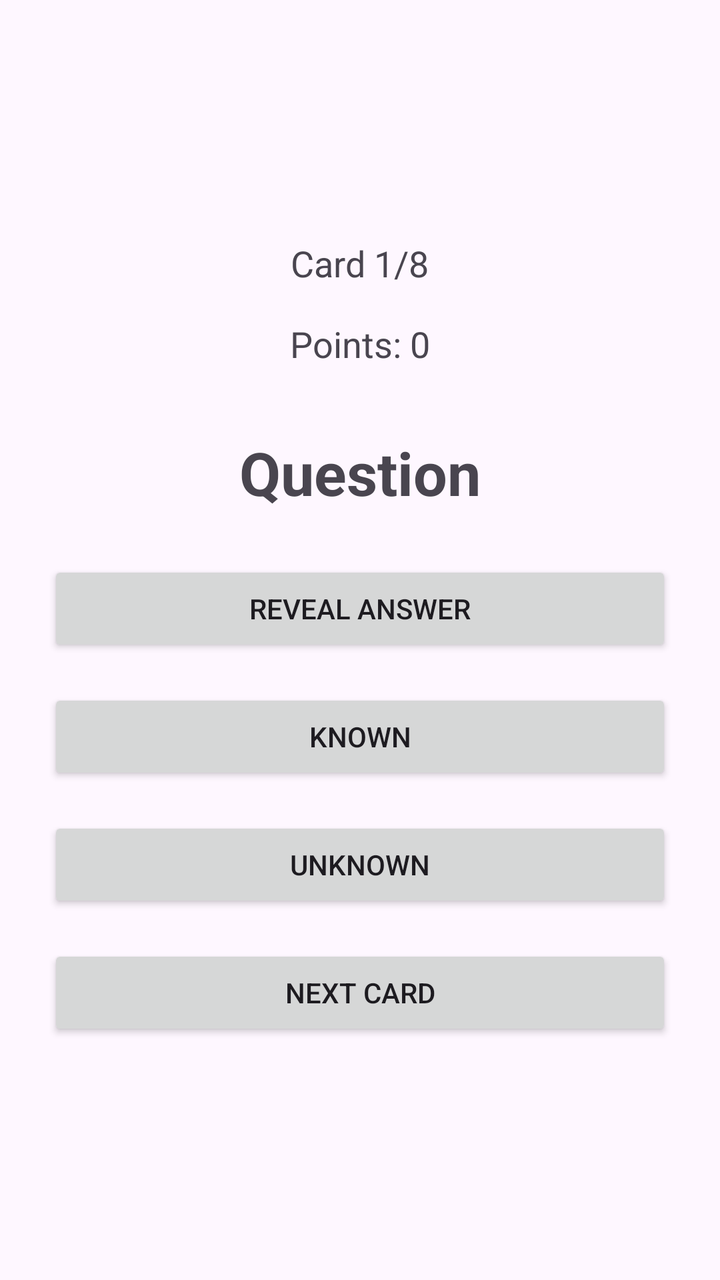
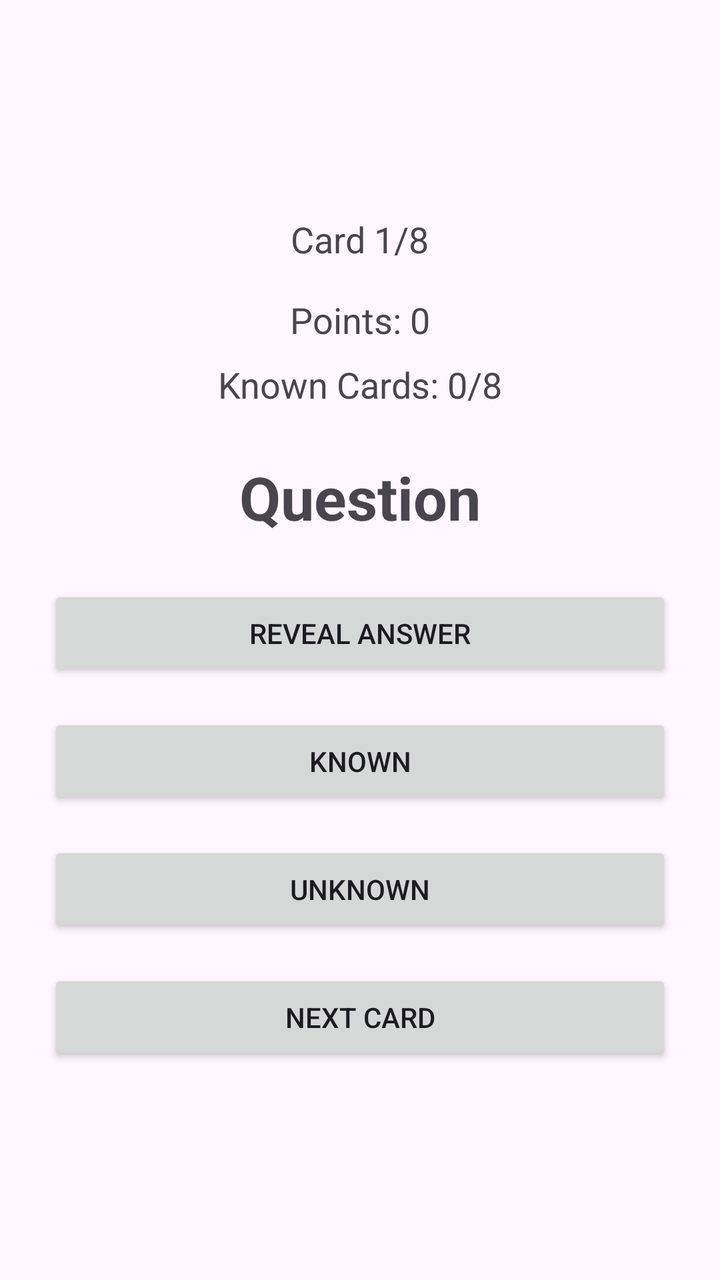

Before-and-after screenshots of an Android layout around one commit, followed by the original layout XML and the change that was made.
<!-- AndroidManifest.xml: application theme Theme.FlashQuest -->
<!-- res/layout/activity_study.xml -->
<?xml version="1.0" encoding="utf-8"?>
<LinearLayout
    xmlns:android="http://schemas.android.com/apk/res/android"
    android:layout_width="match_parent"
    android:layout_height="match_parent"
    android:orientation="vertical"
    android:gravity="center"
    android:padding="24dp">

    <TextView
        android:id="@+id/txtProgress"
        android:layout_width="wrap_content"
        android:layout_height="wrap_content"
        android:text="Card 1/8"
        android:textSize="18sp"
        android:layout_marginBottom="16dp"/>

    <TextView
        android:id="@+id/txtPoints"
        android:layout_width="wrap_content"
        android:layout_height="wrap_content"
        android:text="Points: 0"
        android:textSize="18sp"
        android:layout_marginBottom="32dp"/>

    <TextView
        android:id="@+id/txtQuestion"
        android:layout_width="wrap_content"
        android:layout_height="wrap_content"
        android:text="Question"
        android:textSize="30sp"
        android:textStyle="bold"
        android:layout_marginBottom="24dp"/>

    <TextView
        android:id="@+id/txtAnswer"
        android:layout_width="wrap_content"
        android:layout_height="wrap_content"
        android:text="Answer"
        android:textSize="24sp"
        android:visibility="gone"
        android:layout_marginBottom="32dp"/>

    <Button
        android:id="@+id/btnReveal"
        android:layout_width="match_parent"
        android:layout_height="wrap_content"
        android:text="Reveal Answer"
        android:layout_marginBottom="16dp"/>

    <Button
        android:id="@+id/btnKnown"
        android:layout_width="match_parent"
        android:layout_height="wrap_content"
        android:text="Known"
        android:layout_marginBottom="16dp"/>

    <Button
        android:id="@+id/btnUnknown"
        android:layout_width="match_parent"
        android:layout_height="wrap_content"
        android:text="Unknown"
        android:layout_marginBottom="16dp"/>

    <Button
        android:id="@+id/btnNext"
        android:layout_width="match_parent"
        android:layout_height="wrap_content"
        android:text="Next Card"/>

</LinearLayout>
<!-- resources referenced by this layout -->
<resources>
  <style name="Theme.FlashQuest" parent="Base.Theme.FlashQuest" />
  <style name="Base.Theme.FlashQuest" parent="Theme.Material3.DayNight.NoActionBar">
          
          
      </style>
</resources>

<!-- the commit's change to res/layout/activity_study.xml (unified diff, before → after) -->
@@ -21,7 +21,15 @@
         android:layout_height="wrap_content"
         android:text="Points: 0"
         android:textSize="18sp"
-        android:layout_marginBottom="32dp"/>
+        android:layout_marginBottom="8dp"/>
+
+    <TextView
+        android:id="@+id/txtKnownProgress"
+        android:layout_width="wrap_content"
+        android:layout_height="wrap_content"
+        android:text="Known Cards: 0/8"
+        android:textSize="18sp"
+        android:layout_marginBottom="24dp"/>
 
     <TextView
         android:id="@+id/txtQuestion"
